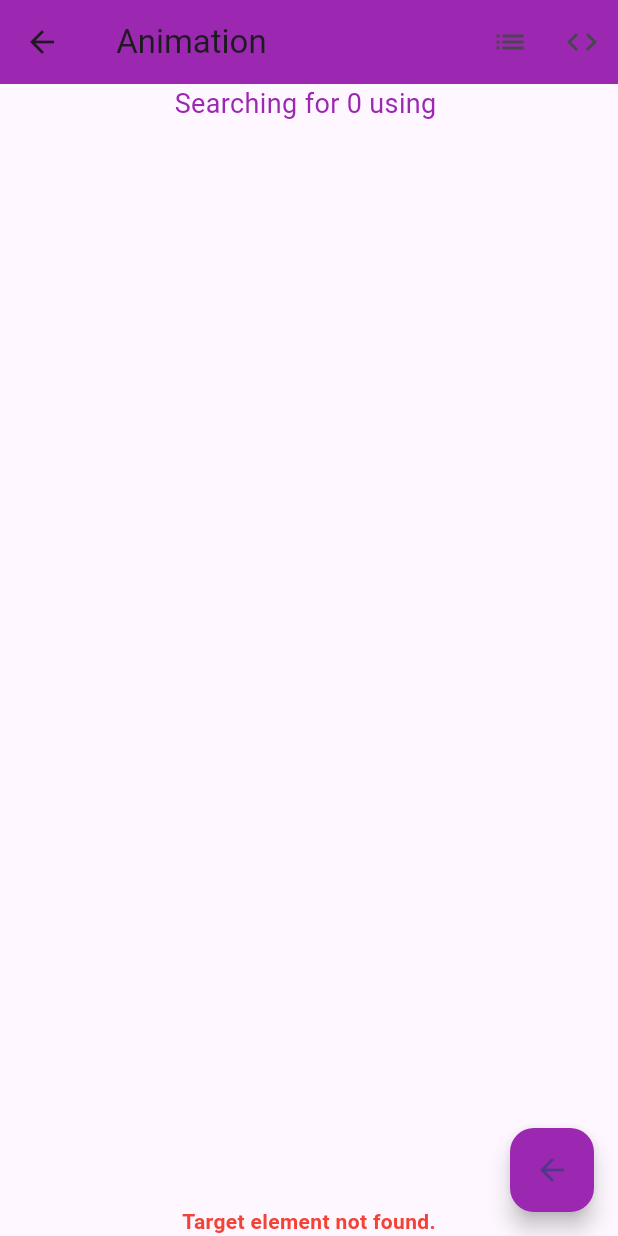
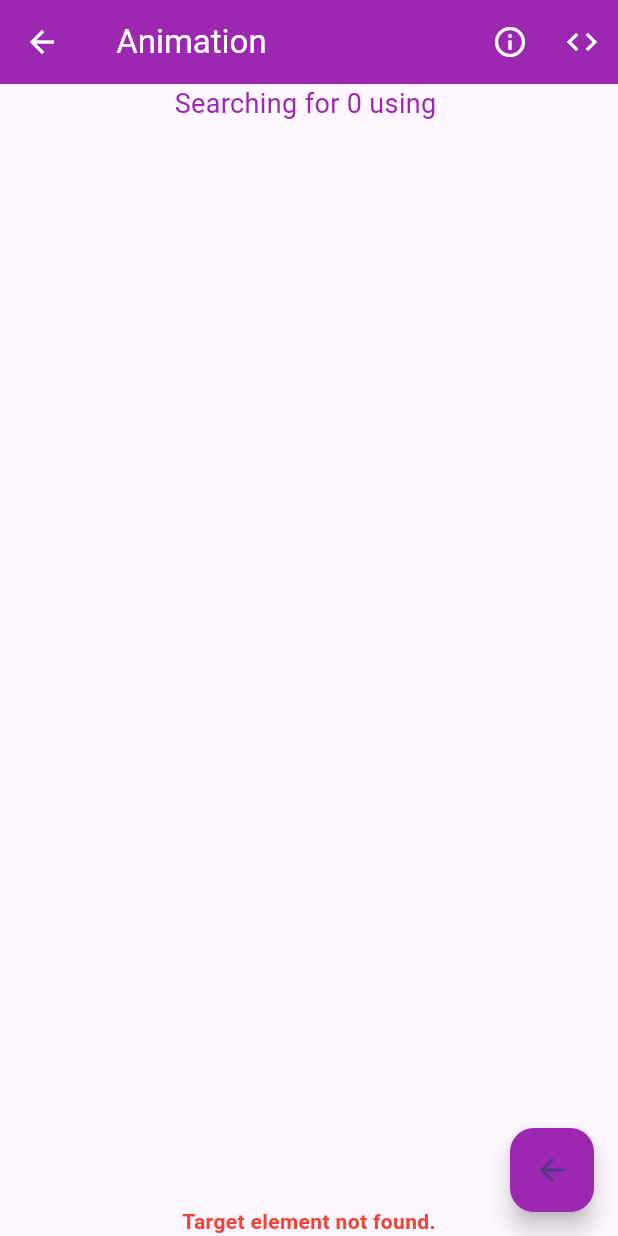
Before and after one commit to TMadhan2004/Algorithm-simulator, a Flutter app: the SearchingAnimationPage screen opened directly with empty values, on a phone screen of 412 x 824 dp. Run offline on Flutter 3.47's test engine with Material 3 defaults, Android fonts, the phone set to English and light mode, and no system bars; our stand-ins replace syncfusion_flutter_charts, video_player.

Commit message:
Update searching_animation_page.dart

```diff
--- a/lib/searching/searching_animation_page.dart
+++ b/lib/searching/searching_animation_page.dart
@@ -159,6 +159,7 @@ class _SearchingAnimationPageState extends State<SearchingAnimationPage>
       appBar: AppBar(
         title: Text('${widget.algorithm} Animation'),
         backgroundColor: Colors.purple,
+        foregroundColor: Colors.white,
         actions: [
           IconButton(
             onPressed: () {
@@ -171,7 +172,7 @@ class _SearchingAnimationPageState extends State<SearchingAnimationPage>
                 ),
               );
             },
-            icon: Icon(Icons.list),
+            icon: Icon(Icons.info_outline),
           ),
           IconButton(
             onPressed: () {
```
